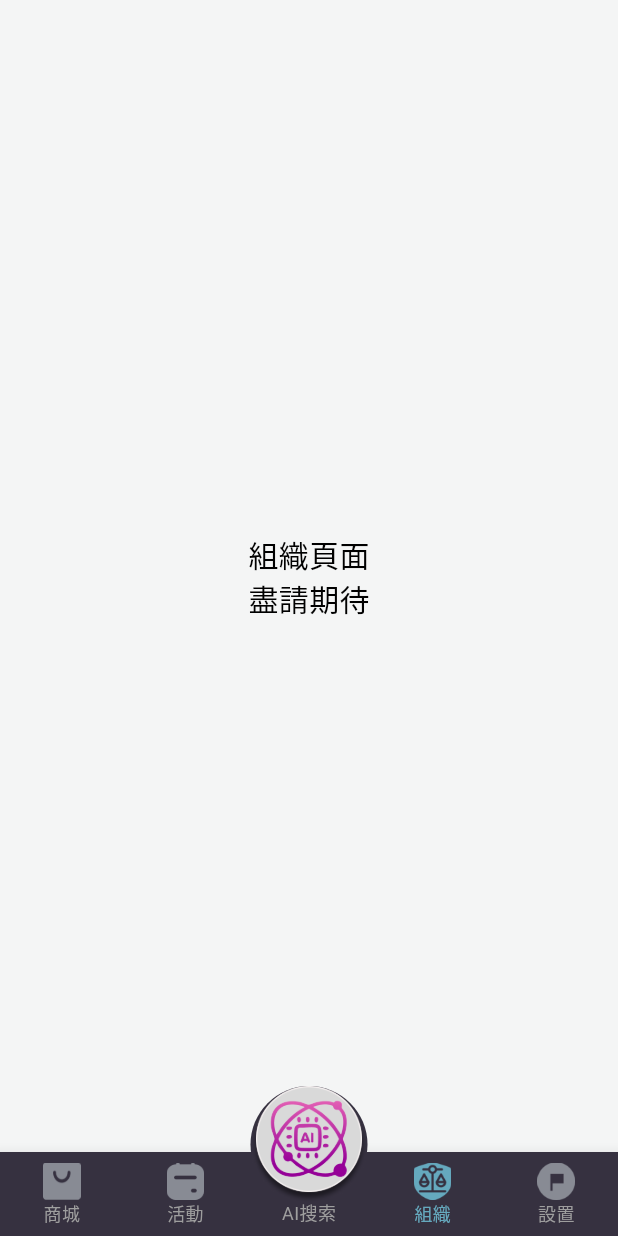
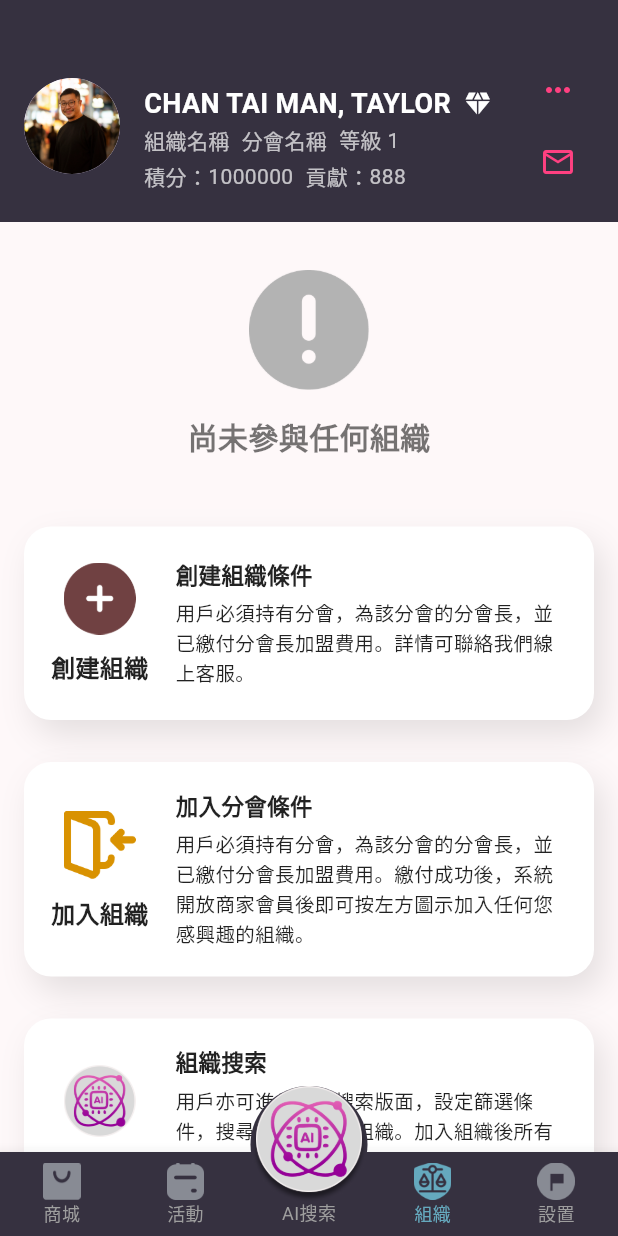
Before and after one commit to wangqiwei66/business_synerthink, a Flutter app: the MainPage screen opened by its route, item 4 of the bottom bar chosen, on a phone screen of 412 x 824 dp. Run offline on Flutter 3.47's test engine with Material 3 defaults, Android fonts, the light colour scheme and no system bars; our stand-ins replace auto_size_text, cached_network_image, dio, fl_chart, flutter_animate, flutter_easyloading and 14 more; missing offline and left inert: dart:ffi, flutter_cupertino_datetime_picker, fluwx, jwt_decode, qr_code_scanner; accounts and stored records are empty; Roboto replaces fonts that are missing (PingFang SC).

Commit message:
feat: add organization logic and view
- Implemented OrganizationLogic to manage organization page state.
- Created OrganizationView with UI components for creating, joining, and searching organizations.
- Added cards for user interaction with organization features.

```diff
--- a/lib/app/pages/main_logic.dart
+++ b/lib/app/pages/main_logic.dart
@@ -13,6 +13,7 @@ import 'package:tiny_weight/app/models/base_logic.dart';
 import 'package:tiny_weight/app/pages/ai_search_view.dart';
 import 'package:tiny_weight/app/pages/mall_view.dart';
 import 'package:tiny_weight/app/pages/setting_view.dart';
+import 'package:tiny_weight/app/pages/organization_view.dart';
 
 class MainLogic extends BaseLogic {
   int currentIndex = 0;
@@ -28,12 +29,7 @@ class MainLogic extends BaseLogic {
       ),
     ),
     AiSearchView(),
-    const Center(
-      child: Text(
-        '組織頁面\n盡請期待',
-        style: TextStyle(fontSize: 20, color: Colors.black),
-      ),
-    ),
+    OrganizationView(),
     SettingView()
   ];
 
--- /dev/null
+++ b/lib/app/pages/organization_logic.dart
@@ -0,0 +1,6 @@
+import 'package:get/get.dart';
+
+class OrganizationLogic extends GetxController {
+  // 组织页面数据
+  final isJoined = false.obs;
+}
--- /dev/null
+++ b/lib/app/pages/organization_view.dart
@@ -0,0 +1,135 @@
+import 'package:flutter/material.dart';
+import 'package:get/get.dart';
+import 'package:tiny_weight/app/config/path.dart';
+import 'package:tiny_weight/app/pages/userinfo_view.dart';
+import 'package:tiny_weight/app/widgets/scalable.dart';
+import 'organization_logic.dart';
+
+class OrganizationView extends StatelessWidget {
+  OrganizationView({super.key});
+  final logic = Get.put(OrganizationLogic());
+
+  @override
+  Widget build(BuildContext context) {
+    return Scaffold(
+      backgroundColor: const Color(0xFFFEF8F9),
+      body: Column(
+        children: [
+          const UserInfoView(),
+          Expanded(
+            child: SingleChildScrollView(
+              child: Column(
+                children: [
+                  const SizedBox(height: 32),
+                  Image.asset(
+                    'assets/img/info_icon.png',
+                    width: 80,
+                    height: 80,
+                  ),
+                  const SizedBox(height: 16),
+                  const Text(
+                    '尚未參與任何組織',
+                    style: TextStyle(
+                        fontSize: 20,
+                        color: Colors.black54,
+                        fontWeight: FontWeight.bold),
+                  ),
+                  const SizedBox(height: 32),
+                  _buildCard(
+                    imagepath: 'createOrg.png',
+                    title: '創建組織',
+                    subtitle: '創建組織條件',
+                    desc: '用戶必須持有分會，為該分會的分會長，並已繳付分會長加盟費用。詳情可聯絡我們線上客服。',
+                  ),
+                  _buildCard(
+                    imagepath: 'addOrg.png',
+                    title: '加入組織',
+                    subtitle: '加入分會條件',
+                    desc:
+                        '用戶必須持有分會，為該分會的分會長，並已繳付分會長加盟費用。繳付成功後，系統開放商家會員後即可按左方圖示加入任何您感興趣的組織。',
+                  ),
+                  _buildCard(
+                    imagepath: 'searchOrg.png',
+                    title: '組織搜索',
+                    subtitle: '組織搜索',
+                    desc:
+                        '用戶亦可進入組織搜索版面，設定篩選條件，搜尋你想加入的組織。加入組織後所有分會會員自動歸為該分會所隸屬的組織之成員。詳情可聯絡我們線上客服。',
+                  ),
+                ],
+              ),
+            ),
+          ),
+        ],
+      ),
+    );
+  }
+
+  Widget _buildCard({
+    required String imagepath,
+    required String title,
+    required String subtitle,
+    required String desc,
+    VoidCallback? onTap,
+  }) {
+    return ScalableWell(
+      onTap: onTap,
+      child: Container(
+        margin: const EdgeInsets.symmetric(horizontal: 16, vertical: 14),
+        decoration: BoxDecoration(
+          color: Colors.white,
+          borderRadius: BorderRadius.circular(18),
+          boxShadow: const [
+            BoxShadow(
+              color: Color(0x1A000000), // 右下角更明显的阴影
+              blurRadius: 18,
+              offset: Offset(6, 10),
+            ),
+          ],
+        ),
+        child: Row(
+          crossAxisAlignment: CrossAxisAlignment.center,
+          children: [
+            Padding(
+              padding: const EdgeInsets.symmetric(horizontal: 18, vertical: 24),
+              child: Column(
+                mainAxisAlignment: MainAxisAlignment.center,
+                children: [
+                  SizedBox(
+                    width: 48,
+                    height: 48,
+                    child: Image.asset('$base_img_path$imagepath'),
+                  ),
+                  const SizedBox(height: 10),
+                  Text(title,
+                      style: const TextStyle(
+                          fontSize: 16,
+                          fontWeight: FontWeight.bold,
+                          color: Colors.black87)),
+                ],
+              ),
+            ),
+            Expanded(
+              child: Padding(
+                padding: const EdgeInsets.only(top: 18, right: 18, bottom: 18),
+                child: Column(
+                  crossAxisAlignment: CrossAxisAlignment.start,
+                  children: [
+                    Text(subtitle,
+                        style: const TextStyle(
+                            fontSize: 15,
+                            color: Colors.black87,
+                            fontWeight: FontWeight.bold)),
+                    const SizedBox(height: 6),
+                    Text(desc,
+                        style: const TextStyle(
+                            fontSize: 13, color: Colors.black87, height: 1.5)),
+                  ],
+                ),
+              ),
+            ),
+          ],
+        ),
+      ),
+    );
+  }
+}
--- a/lib/app/pages/product_view.dart
+++ b/lib/app/pages/product_view.dart
@@ -90,8 +90,8 @@ class ProductView extends StatelessWidget {
         children: [
           Obx(() => Text(
                 logic.productName.value,
-                style: const TextStyle(
-                    fontSize: 22, fontWeight: FontWeight.bold),
+                style:
+                    const TextStyle(fontSize: 22, fontWeight: FontWeight.bold),
               )),
           const SizedBox(height: 8),
           Obx(() => Text(
```
Also changed, not shown: assets/img/addOrg.png (added), assets/img/createOrg.png (added), assets/img/info_icon.png (added), assets/img/searchOrg.png (added).
